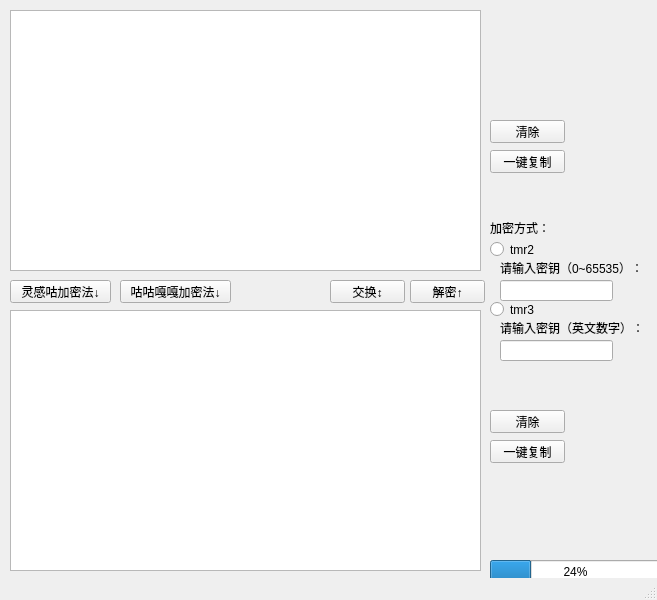
Old version of the form mainwindow.ui in the repository Redcube-RC/tmrEncrypt.
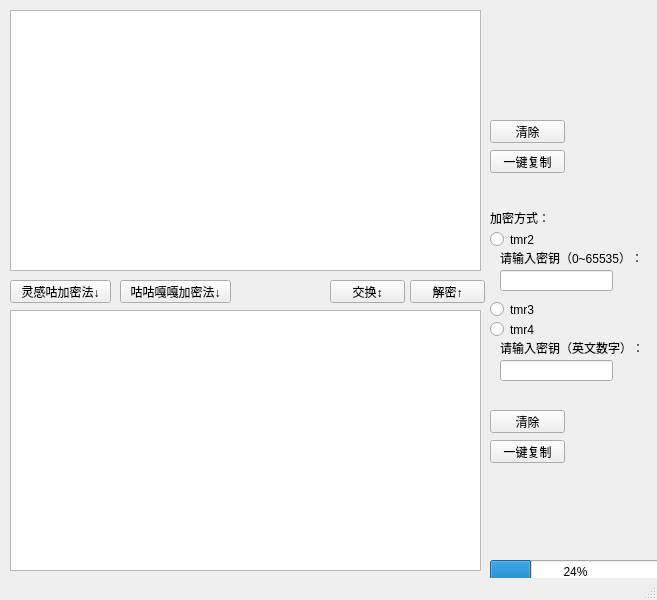
New version of the form.

```diff
--- a/mainwindow.ui
+++ b/mainwindow.ui
@@ -152,7 +152,7 @@
     <property name="geometry">
      <rect>
       <x>500</x>
-      <y>320</y>
+      <y>340</y>
       <width>171</width>
       <height>16</height>
      </rect>
@@ -165,7 +165,7 @@
     <property name="geometry">
      <rect>
       <x>500</x>
-      <y>280</y>
+      <y>270</y>
       <width>113</width>
       <height>21</height>
      </rect>
@@ -175,7 +175,7 @@
     <property name="geometry">
      <rect>
       <x>490</x>
-      <y>240</y>
+      <y>230</y>
       <width>95</width>
       <height>19</height>
      </rect>
@@ -201,7 +201,7 @@
     <property name="geometry">
      <rect>
       <x>490</x>
-      <y>220</y>
+      <y>210</y>
       <width>71</width>
       <height>16</height>
      </rect>
@@ -214,7 +214,7 @@
     <property name="geometry">
      <rect>
       <x>500</x>
-      <y>260</y>
+      <y>250</y>
       <width>141</width>
       <height>16</height>
      </rect>
@@ -227,7 +227,7 @@
     <property name="geometry">
      <rect>
       <x>500</x>
-      <y>340</y>
+      <y>360</y>
       <width>113</width>
       <height>21</height>
      </rect>
@@ -246,6 +246,19 @@
      <number>24</number>
     </property>
    </widget>
+   <widget class="QRadioButton" name="radioButtontmr4">
+    <property name="geometry">
+     <rect>
+      <x>490</x>
+      <y>320</y>
+      <width>95</width>
+      <height>19</height>
+     </rect>
+    </property>
+    <property name="text">
+     <string>tmr4</string>
+    </property>
+   </widget>
   </widget>
   <widget class="QStatusBar" name="statusbar"/>
  </widget>
```
Left out of the diff: 2 changed lines with no effect on the pictures.
